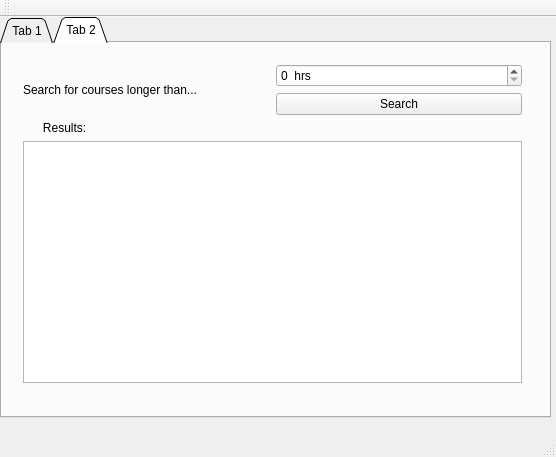
Above: labs/lab6/lab6/mainwindow.ui from augustus-tertius/progbase2 before the change. Below: the same form after it.
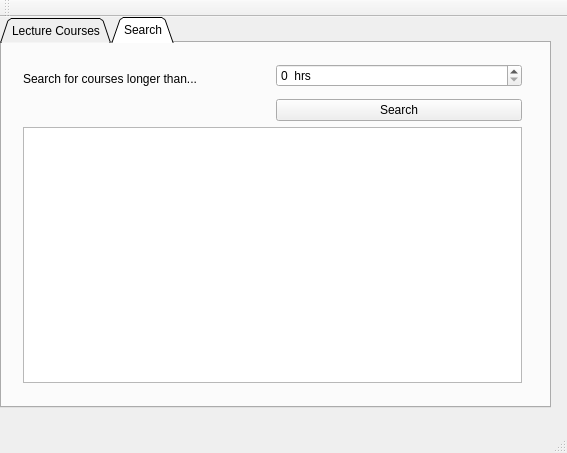
That is the form after the change. The open tabs and pages were chosen to show the change.

Commit message: lab 6 search added

Patch:
```diff
--- a/labs/lab6/lab6/mainwindow.ui
+++ b/labs/lab6/lab6/mainwindow.ui
@@ -6,8 +6,8 @@
    <rect>
     <x>0</x>
     <y>0</y>
-    <width>556</width>
-    <height>457</height>
+    <width>567</width>
+    <height>453</height>
    </rect>
   </property>
   <property name="windowTitle">
@@ -30,7 +30,7 @@
       <x>0</x>
       <y>0</y>
       <width>551</width>
-      <height>401</height>
+      <height>391</height>
      </rect>
     </property>
     <property name="toolTip">
@@ -44,7 +44,7 @@
     </property>
     <widget class="QWidget" name="tab">
      <attribute name="title">
-      <string>Tab 1</string>
+      <string>Lecture Courses</string>
      </attribute>
      <layout class="QHBoxLayout" name="horizontalLayout">
       <item>
@@ -241,7 +241,7 @@
     </widget>
     <widget class="QWidget" name="tab_2">
      <attribute name="title">
-      <string>Tab 2</string>
+      <string>Search</string>
      </attribute>
      <widget class="QWidget" name="layoutWidget">
       <property name="geometry">
@@ -267,23 +267,26 @@
          </property>
         </widget>
        </item>
-       <item row="1" column="1">
+       <item row="5" column="0" colspan="2">
+        <widget class="QListWidget" name="resultsListWidget">
+         <property name="enabled">
+          <bool>true</bool>
+         </property>
+         <property name="toolTip">
+          <string>&lt;html&gt;&lt;head/&gt;&lt;body&gt;&lt;p&gt;List of lecture courses found with your parametrs&lt;/p&gt;&lt;p&gt;&lt;br/&gt;&lt;/p&gt;&lt;/body&gt;&lt;/html&gt;</string>
+         </property>
+         <property name="selectionMode">
+          <enum>QAbstractItemView::NoSelection</enum>
+         </property>
+        </widget>
+       </item>
+       <item row="4" column="1">
         <widget class="QPushButton" name="searchButton">
          <property name="text">
           <string>Search</string>
          </property>
         </widget>
        </item>
-       <item row="2" column="0">
-        <widget class="QLabel" name="label_19">
-         <property name="text">
-          <string>      Results:</string>
-         </property>
-        </widget>
-       </item>
-       <item row="3" column="0" colspan="2">
-        <widget class="QListWidget" name="resultsListWidget"/>
-       </item>
       </layout>
      </widget>
     </widget>
```
Left out of the diff: 14 changed lines with no effect on the pictures. The commit also changes 7 other files.
